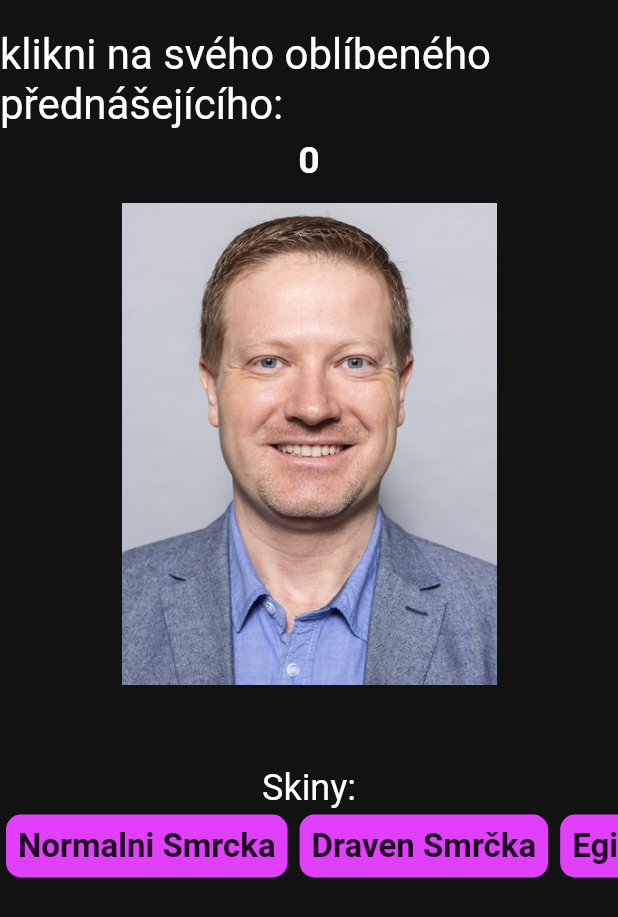
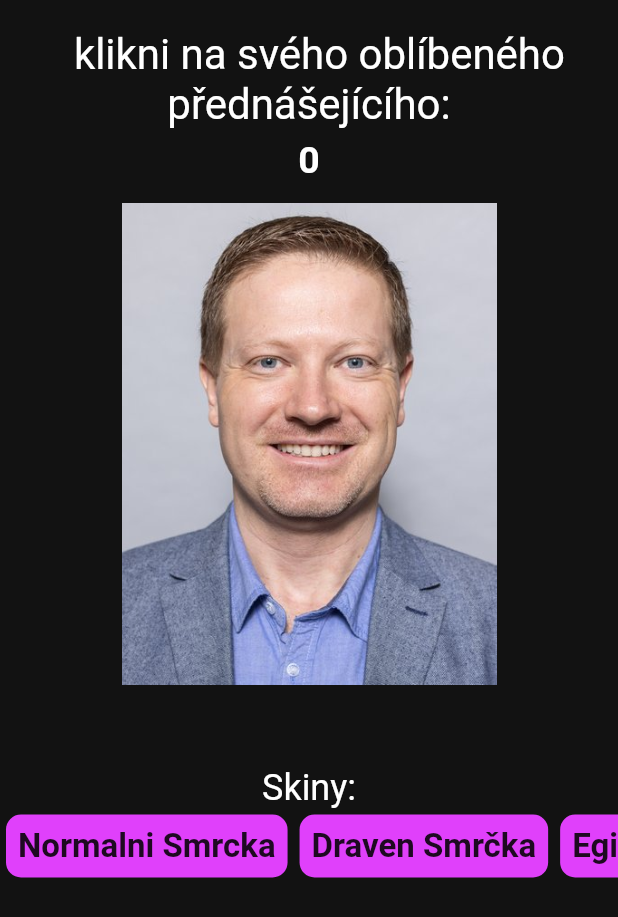
Before and after one commit to Padi142/smrcka_clicker, a Flutter app: the screen it shows after launch, on a phone screen of 412 x 824 dp. Shown: the top 917 px of the screen. Run offline on Flutter 3.47's test engine with Material 2 defaults, Android fonts, the phone set to English and light mode, and no system bars; our stand-ins replace equatable, flutter_bloc, freezed_annotation, google_fonts; Roboto replaces fonts that are missing (Mirza).

Commit message:
mimon smrcka skin

```diff
--- a/lib/src/ui/components/skin_changer.dart
+++ b/lib/src/ui/components/skin_changer.dart
@@ -43,6 +43,12 @@ class SkinChanger extends StatelessWidget {
                 petImg: "assets/images/8bitsmrckapat.gif",
                 skinImg: "assets/images/8bitsmrcka.jpg",
                 skinLabel: "8bit Smrčka",
+              ),
+              SkinButton(
+                pet: pet,
+                petImg: "assets/images/smrckamimonpat.gif",
+                skinImg: "assets/images/smrckamimon.jpg",
+                skinLabel: "Mimoň Smrčka",
               ),
             ],
           ),
--- a/lib/src/ui/pages/main_page.dart
+++ b/lib/src/ui/pages/main_page.dart
@@ -51,7 +51,8 @@ class PetShowPage extends StatelessWidget {
           height: 20,
         ),
         const Text(
-          "klikni na svého oblíbeného přednášejícího: ",
+          "  klikni na svého oblíbeného přednášejícího: ",
+          textAlign: TextAlign.center,
           style: TextStyle(fontSize: 28, color: Colors.white),
         ),
         const SizedBox(
```
Also changed, not shown: assets/images/smrckamimon.jpg (added), assets/images/smrckamimonpat.gif (added).
